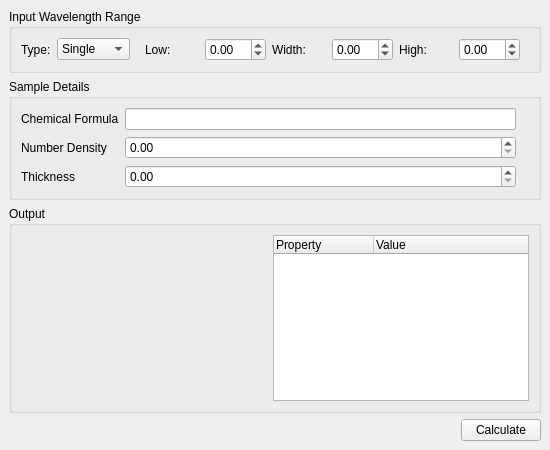
This is Code/Mantid/MantidQt/CustomInterfaces/inc/MantidQtCustomInterfaces/SampleTransmission.ui in mantidproject/mantid as Qt 5 draws it before an edit. The edited form follows.
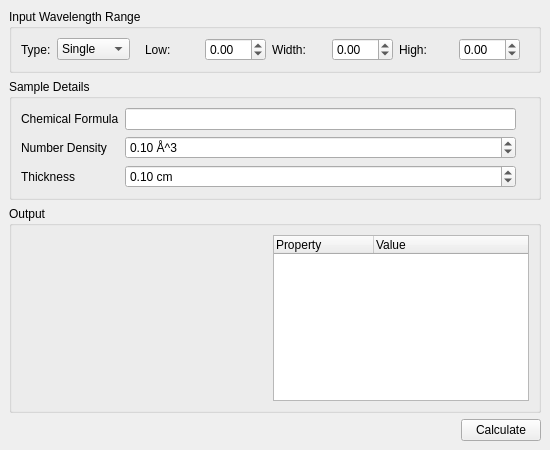
This is the edited form.

Commit message:
Small fixes to UI nad algorithm, added basic doc page
Refs #11072

```diff
--- a/Code/Mantid/MantidQt/CustomInterfaces/inc/MantidQtCustomInterfaces/SampleTransmission.ui
+++ b/Code/Mantid/MantidQt/CustomInterfaces/inc/MantidQtCustomInterfaces/SampleTransmission.ui
@@ -174,16 +174,28 @@
        </item>
        <item row="1" column="1">
         <widget class="QDoubleSpinBox" name="spNumberDensity">
+         <property name="suffix">
+          <string> Å^3</string>
+         </property>
          <property name="singleStep">
           <double>0.100000000000000</double>
          </property>
+         <property name="value">
+          <double>0.100000000000000</double>
+         </property>
         </widget>
        </item>
        <item row="2" column="1">
         <widget class="QDoubleSpinBox" name="spThickness">
+         <property name="suffix">
+          <string> cm</string>
+         </property>
          <property name="singleStep">
           <double>0.100000000000000</double>
          </property>
+         <property name="value">
+          <double>0.100000000000000</double>
+         </property>
         </widget>
        </item>
        <item row="2" column="2">
```
The commit also changes 3 other files.
